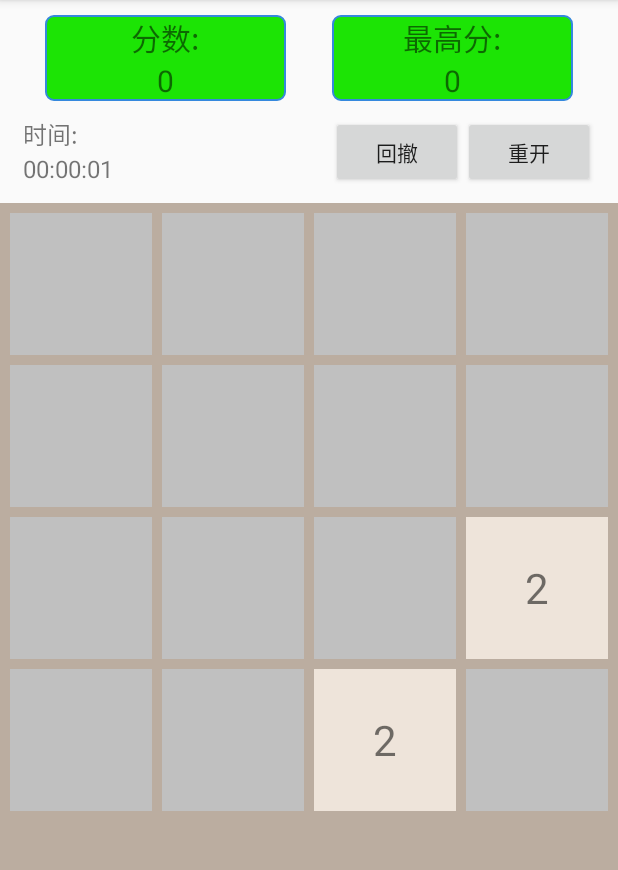
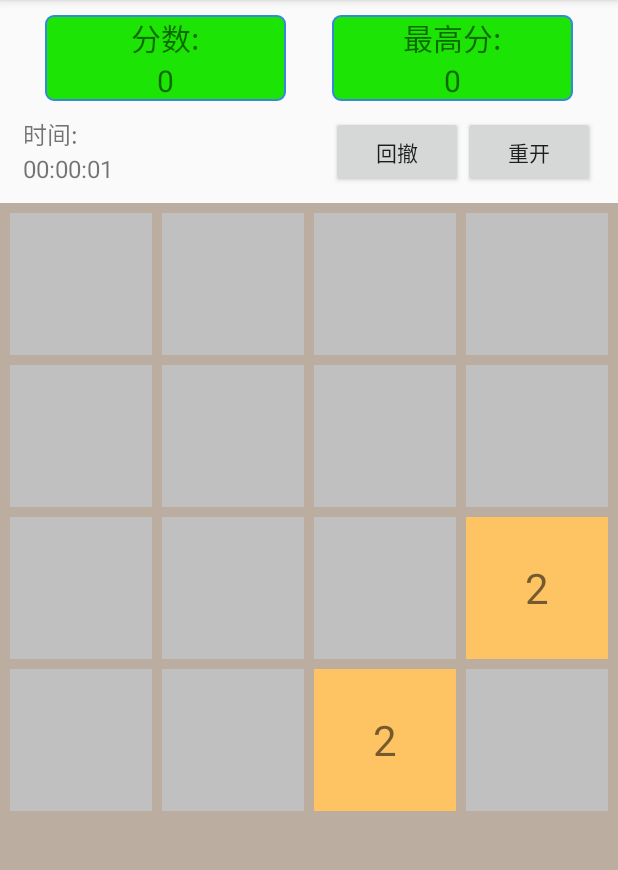
Before and after one commit to qiuzhiqian/Pure2048, an Android app: the screen it shows after launch (MainActivity), after a tap on "普通模式", on a phone screen of 412 x 824 dp, the part 84-954 px from its top. Run offline under Robolectric (Android 15) with nearby library versions, the phone set to English and light mode, and no system bars; network calls fail.

Commit message:
全面主题支持

```diff
--- a/app/src/main/java/com/mycode/xml/pure2048/Card.java
+++ b/app/src/main/java/com/mycode/xml/pure2048/Card.java
@@ -1,6 +1,10 @@
 package com.mycode.xml.pure2048;
 
 import android.content.Context;
+import android.graphics.Color;
+import android.graphics.drawable.BitmapDrawable;
+import android.os.Build;
+import android.util.Log;
 import android.view.Gravity;
 import android.view.View;
 import android.widget.FrameLayout;
@@ -45,25 +49,82 @@ public class Card extends FrameLayout {
 
         this.num=num;
 
-        if(showMask==0 || showMask==2)
+        switch(showMask)
         {
+            case 0:     //数字
                 if(num==0)
                     label.setText("");
                 else
                     label.setText(num+"");
+
+                label.setBackgroundColor(Color.parseColor("#"+Config.NumTable[0]));
+                break;
+            case 1:     //颜色
+                label.setText("");
+                setCardColor();
+                break;
+            case 2:     //数字+颜色
+                Log.d("MyCard","set Color and Num");
+                if(num==0)
+                    label.setText("");
+                else
+                    label.setText(num+"");
+
+                setCardColor();
+                break;
+            case 3:     //图片主题
+                if(num==0)
+                {
+                    setCardBitmap(0);
+                }
+                else if(num<=2097152)
+                {
+                    int cnt=getIndex(num);
+                    setCardBitmap(cnt);
                 }
                 else
                 {
-            label.setText("");
+                    setCardBitmap(Config.bmlist.size()-1);
+                }
+                break;
+            default:
+                break;
         }
 
-        if(showMask==1 || showMask==2)
+    }
+
+    private void setCardColor()
     {
+        //int colorval=Color.parseColor(Config.NumTable[num]);
+        //Log.d("MyCard","color="+Config.NumTable[num]);
         if(num==0)
         {
-                label.setBackgroundColor(Config.ColorTable[0]);
+            label.setBackgroundColor(Color.parseColor("#"+Config.NumTable[0]));
         }
-            else if(num<=2048)
+        else if(num<=2097152)
+        {
+            int cnt=getIndex(num);
+            Log.d("MyCard","cnt="+cnt);
+            label.setBackgroundColor(Color.parseColor("#"+Config.NumTable[cnt]));
+        }
+        else
+        {
+            label.setBackgroundColor(Color.parseColor("#"+Config.NumTable[Config.NumTable.length-1]));
+        }
+    }
+
+    private void setCardBitmap(int index)
+    {
+        if (Build.VERSION.SDK_INT >= Build.VERSION_CODES.JELLY_BEAN) {
+            label.setBackground(new BitmapDrawable(Config.bmlist.get(index)));
+        }
+        else
+        {
+            label.setBackgroundDrawable(new BitmapDrawable(Config.bmlist.get(index)));
+        }
+    }
+
+    private int getIndex(int num)
     {
         int cnt=0;
         while(true)
@@ -74,19 +135,7 @@ public class Card extends FrameLayout {
             else
                 break;
         }
-                label.setBackgroundColor(Config.ColorTable[cnt]);
-            }
-            else
-            {
-                label.setBackgroundColor(Config.ColorTable[Config.ColorTable.length-1]);
-            }
-        }
-        else
-        {
-            label.setBackgroundColor(Config.ColorTable[0]);
-        }
-
-
+        return cnt;
     }
 
     public boolean equals(Card c)
--- a/app/src/main/java/com/mycode/xml/pure2048/Config.java
+++ b/app/src/main/java/com/mycode/xml/pure2048/Config.java
@@ -1,48 +1,65 @@
 package com.mycode.xml.pure2048;
+
+import android.graphics.Bitmap;
+import android.graphics.BitmapFactory;
+
+import java.io.FileInputStream;
+import java.io.FileNotFoundException;
+import java.util.ArrayList;
+import java.util.List;
 
 /**
  * Created by xia_m on 2017/11/5/0005.
  */
 
 public class Config {
+
     public static int Cnt=4;
-    public static int ColorTable[]={
-            0xffc0c0c0,     //0 60, 63, 65
-            0xffeee4da,     //2
-            0xffff66a3,     //4
-            0xfff2b179,     //8
-            0xfff59563,     //16
-            0xff66b2ff,     //32
-            0xfff65e3b,     //64
-            0xffedcf72,     //128
-            0xff33cc33,     //256
-            0xff40ff00,     //512
-            0xffff00ff,     //1024
-            0xffd926d9,     //2048
-            0xff737373,     //其他
+    public static String NumTable[]={
+            "ffc0c0c0",     //0 60, 63, 65
+            "fffec463",     //2
+            "fff36b49",     //4
+            "ffdff711",     //8
+            "ff8af90f",     //16
+            "ff04cc36",     //32
+            "ff28f2c0",     //64
+            "ff4daef7",     //128
+            "ff0d48f2",     //256
+            "ff6c82f9",     //512
+            "ff8135f2",     //1024
+            "ffe825ed",     //2048
+            "ffed1455",     //4096
+            "ffbe872c",     //8192
+            "ff659326",     //16384
+            "ff1d6928",     //32768
+            "ff249295",     //65536
+            "ff226097",     //131072
+            "ff3f3cb7",     //262144
+            "ff5f318c",     //524288
+            "ff732b4b",     //1048676
+            "ffc56775",     //2097152
+            "ff9bde7a",     //other
     };
+
+    public static void initBpList(String url)
+    {
+        int cnt=NumTable.length;
+        Bitmap tempbp=null;
+        bmlist.clear();
+        for(int i=0;i<cnt;i++)
+        {
+            tempbp=getLocalBitmap(url+"/"+NumTable[i]);
+            bmlist.add(tempbp);
+        }
+    }
+
+    public static List<Bitmap> bmlist=new ArrayList<Bitmap>();
     public static int show_style=2;
     public static int game_mode=0;
     public static int game_music=1;
     public static int configVer[]={1,0,0};
 
-    public static String game_theme="themeConfig";
-
-    public static String PicTable[]={
-            "pic_0",
-            "pic_2",
-            "pic_4",
-            "pic_8",
-            "pic_16",
-            "pic_32",
-            "pic_64",
-            "pic_128",
-            "pic_256",
-            "pic_512",
-            "pic_1024",
-            "pic_2048",
-            "pic_other",
-    };
+    public static String game_theme="num_color";
 
     public static String toColorStr(int val)
     {
@@ -58,4 +75,15 @@ public class Config {
         return colorStr;
     }
 
+    public static Bitmap getLocalBitmap(String url)
+    {
+        try {
+            FileInputStream fis = new FileInputStream(url);
+            return BitmapFactory.decodeStream(fis);
+        } catch (FileNotFoundException e) {
+            e.printStackTrace();
+            return null;
+        }
+    }
+
 }
--- a/app/src/main/java/com/mycode/xml/pure2048/GameView.java
+++ b/app/src/main/java/com/mycode/xml/pure2048/GameView.java
@@ -44,8 +44,10 @@ public class GameView extends LinearLayout {
         {
             for(int x=0;x<Config.Cnt;x++)
             {
+                Log.d("MyCard","("+y+","+x+")="+cardnum.cardmap[y][x]);
+                Log.d("MyCard","Style="+Config.show_style);
                 cardsMap[y][x].setNum(cardnum.cardmap[y][x],Config.show_style);
-                Log.d("MyCard","("+y+","+x+")="+cardnum.cardmap[y][x]);
+
             }
         }
     }
@@ -204,10 +206,10 @@ public class GameView extends LinearLayout {
             }
         }
         cardnum.scole=0;
-
+        Log.d("MyScole","st4");
         cardStack.add(cardnum);
         initCardsMap(cardnum);
-        Log.d("MyScole","st3");
+        Log.d("MyScole","st6");
 
         addRandNum();
         addRandNum();
--- a/app/src/main/java/com/mycode/xml/pure2048/StartActivity.java
+++ b/app/src/main/java/com/mycode/xml/pure2048/StartActivity.java
@@ -86,15 +86,18 @@ public class StartActivity extends AppCompatActivity {
         flag=initDefConfig(appconfigpath);
         if(flag==false)
         {
+            Log.d("MyConfig","Use def config");
             saveConfig(appconfigpath);
         }
 
+        Log.d("MyConfig","Theme="+Config.game_theme);
         flag=initDefTheme(Config.game_theme);
+
         if(flag==false)
         {
+            Log.d("MyConfig","Use def theme");
             saveTheme(Config.game_theme);
         }
-
     }
 
     private boolean initDefConfig(String confstr)
@@ -125,7 +128,7 @@ public class StartActivity extends AppCompatActivity {
 
             Config.game_mode = Integer.parseInt(properties.getProperty("game_mode","1"),10);
             Config.game_music = Integer.parseInt(properties.getProperty("game_music","1"),10);
-            Config.game_theme = properties.getProperty("game_music","num_color");
+            Config.game_theme = properties.getProperty("game_theme","num_color");
         }
         return true;
     }
@@ -135,7 +138,7 @@ public class StartActivity extends AppCompatActivity {
         Properties properties = new Properties();
         String extPath=getApplicationContext().getExternalFilesDir(themestr).getAbsolutePath();
         String filespath=extPath+"/"+themestr;
-        Log.d("MyLog","Path="+filespath);
+        Log.d("MyConfig","Path="+filespath);
         File file = new File(filespath);
         if(!file.exists()) {
             return false;
@@ -155,46 +158,64 @@ public class StartActivity extends AppCompatActivity {
                 e.printStackTrace();
                 return false;
             }
-            int color_index=0;
+            int num_index=0;
             Config.show_style = Integer.parseInt(properties.getProperty("show_style","2"),10);
             switch(Config.show_style)
             {
                 case 1:     //数字
                     break;
                 case 3:     //图片
-                {
-                    color_index=0;
-                    Config.PicTable[color_index++] = properties.getProperty("pic_0","pic_0");
-                    Config.PicTable[color_index++] = properties.getProperty("pic_2","pic_2");
-                    Config.PicTable[color_index++] = properties.getProperty("pic_4","pic_4");
-                    Config.PicTable[color_index++] = properties.getProperty("pic_8","pic_8");
-                    Config.PicTable[color_index++] = properties.getProperty("pic_16","pic_16");
-                    Config.PicTable[color_index++] = properties.getProperty("pic_32","pic_32");
-                    Config.PicTable[color_index++] = properties.getProperty("pic_64","pic_64");
-                    Config.PicTable[color_index++] = properties.getProperty("pic_128","pic_128");
-                    Config.PicTable[color_index++] = properties.getProperty("pic_256","pic_256");
-                    Config.PicTable[color_index++] = properties.getProperty("pic_512","pic_512");
-                    Config.PicTable[color_index++] = properties.getProperty("pic_1024","pic_1024");
-                    Config.PicTable[color_index++] = properties.getProperty("pic_2048","pic_2048");
-                    Config.PicTable[color_index++] = properties.getProperty("pic_other","pic_other");
-                }
-                    break;
                 default:    //数字+颜色
                 {
-                    color_index=0;
-                    Config.ColorTable[color_index++] = Color.parseColor("#"+properties.getProperty("color_0","ffc0c0c0"));
-                    Config.ColorTable[color_index++] = Color.parseColor("#"+properties.getProperty("color_2","ffeee4da"));
-                    Config.ColorTable[color_index++] = Color.parseColor("#"+properties.getProperty("color_4","ffff66a3"));
-                    Config.ColorTable[color_index++] = Color.parseColor("#"+properties.getProperty("color_8","fff2b179"));
-                    Config.ColorTable[color_index++] = Color.parseColor("#"+properties.getProperty("color_16","fff59563"));
-                    Config.ColorTable[color_index++] = Color.parseColor("#"+properties.getProperty("color_32","ff66b2ff"));
-                    Config.ColorTable[color_index++] = Color.parseColor("#"+properties.getProperty("color_64","fff65e3b"));
-                    Config.ColorTable[color_index++] = Color.parseColor("#"+properties.getProperty("color_128","ffedcf72"));
-                    Config.ColorTable[color_index++] = Color.parseColor("#"+properties.getProperty("color_256","ff33cc33"));
-                    Config.ColorTable[color_index++] = Color.parseColor("#"+properties.getProperty("color_512","ff40ff00"));
-                    Config.ColorTable[color_index++] = Color.parseColor("#"+properties.getProperty("color_1024","ffff00ff"));
-                    Config.ColorTable[color_index++] = Color.parseColor("#"+properties.getProperty("color_2048","ffd926d9"));
-                    Config.ColorTable[color_index++] = Color.parseColor("#"+properties.getProperty("color_other","ff737373"));
+                    num_index=0;
+                    Config.NumTable[num_index] = properties.getProperty("show_0",Config.NumTable[num_index]);
+                    num_index++;
+                    Config.NumTable[num_index] = properties.getProperty("show_2",Config.NumTable[num_index]);
+                    num_index++;
+                    Config.NumTable[num_index] = properties.getProperty("show_4",Config.NumTable[num_index]);
+                    num_index++;
+                    Config.NumTable[num_index] = properties.getProperty("show_8",Config.NumTable[num_index]);
+                    num_index++;
+                    Config.NumTable[num_index] = properties.getProperty("show_16",Config.NumTable[num_index]);
+                    num_index++;
+                    Config.NumTable[num_index] = properties.getProperty("show_32",Config.NumTable[num_index]);
+                    num_index++;
+                    Config.NumTable[num_index] = properties.getProperty("show_64",Config.NumTable[num_index]);
+                    num_index++;
+                    Config.NumTable[num_index] = properties.getProperty("show_128",Config.NumTable[num_index]);
+                    num_index++;
+                    Config.NumTable[num_index] = properties.getProperty("show_256",Config.NumTable[num_index]);
+                    num_index++;
+                    Config.NumTable[num_index] = properties.getProperty("show_512",Config.NumTable[num_index]);
+                    num_index++;
+                    Config.NumTable[num_index] = properties.getProperty("show_1024",Config.NumTable[num_index]);
+                    num_index++;
+                    Config.NumTable[num_index] = properties.getProperty("show_2048",Config.NumTable[num_index]);
+                    num_index++;
+                    Config.NumTable[num_index] = properties.getProperty("show_4096",Config.NumTable[num_index]);
+                    num_index++;
+                    Config.NumTable[num_index] = properties.getProperty("show_8192",Config.NumTable[num_index]);
+                    num_index++;
+                    Config.NumTable[num_index] = properties.getProperty("show_16384",Config.NumTable[num_index]);
+                    num_index++;
+                    Config.NumTable[num_index] = properties.getProperty("show_32768",Config.NumTable[num_index]);
+                    num_index++;
+                    Config.NumTable[num_index] = properties.getProperty("show_65536",Config.NumTable[num_index]);
+                    num_index++;
+                    Config.NumTable[num_index] = properties.getProperty("show_131072",Config.NumTable[num_index]);
+                    num_index++;
+                    Config.NumTable[num_index] = properties.getProperty("show_262144",Config.NumTable[num_index]);
+                    num_index++;
+                    Config.NumTable[num_index] = properties.getProperty("show_524288",Config.NumTable[num_index]);
+                    num_index++;
+                    Config.NumTable[num_index] = properties.getProperty("show_1048676",Config.NumTable[num_index]);
+                    num_index++;
+                    Config.NumTable[num_index] = properties.getProperty("show_2097152",Config.NumTable[num_index]);
+                    num_index++;
+                    Config.NumTable[num_index] = properties.getProperty("show_other",Config.NumTable[num_index]);
+                    num_index++;
+
+                    Config.initBpList(extPath);
                 }
                     break;
 
@@ -221,6 +242,7 @@ public class StartActivity extends AppCompatActivity {
             properties.store(fos, null);
         } catch (IOException e) {
             e.printStackTrace();
+            Log.d("MyConfig","saveConfig Excep");
         }
     }
 
@@ -237,38 +259,32 @@ public class StartActivity extends AppCompatActivity {
 
             properties.setProperty("show_style",String.valueOf(Config.show_style));
 
-            int color_index=0;
+            int num_index=0;
 
-            properties.setProperty("color_0",Config.toColorStr(Config.ColorTable[color_index++]));
-            properties.setProperty("color_2",Integer.toHexString(Config.ColorTable[color_index++]));
-            properties.setProperty("color_4",Integer.toHexString(Config.ColorTable[color_index++]));
-            properties.setProperty("color_8",Integer.toHexString(Config.ColorTable[color_index++]));
-            properties.setProperty("color_16",Integer.toHexString(Config.ColorTable[color_index++]));
-            properties.setProperty("color_32",Integer.toHexString(Config.ColorTable[color_index++]));
-            properties.setProperty("color_64",Integer.toHexString(Config.ColorTable[color_index++]));
-            properties.setProperty("color_128",Integer.toHexString(Config.ColorTable[color_index++]));
-            properties.setProperty("color_256",Integer.toHexString(Config.ColorTable[color_index++]));
-            properties.setProperty("color_512",Integer.toHexString(Config.ColorTable[color_index++]));
-            properties.setProperty("color_1024",Integer.toHexString(Config.ColorTable[color_index++]));
-            properties.setProperty("color_2048",Integer.toHexString(Config.ColorTable[color_index++]));
-            properties.setProperty("color_other",Integer.toHexString(Config.ColorTable[color_index++]));
-
-            //color_index=0;
-            //properties.setProperty("pic_0",Config.PicTable[color_index++]);
-            //properties.setProperty("pic_2",Config.PicTable[color_index++]);
-            //properties.setProperty("pic_4",Config.PicTable[color_index++]);
-            //properties.setProperty("pic_8",Config.PicTable[color_index++]);
-            //properties.setProperty("pic_16",Config.PicTable[color_index++]);
-            //properties.setProperty("pic_32",Config.PicTable[color_index++]);
-            //properties.setProperty("pic_64",Config.PicTable[color_index++]);
-            //properties.setProperty("pic_128",Config.PicTable[color_index++]);
-            //properties.setProperty("pic_256",Config.PicTable[color_index++]);
-            //properties.setProperty("pic_512",Config.PicTable[color_index++]);
-            //properties.setProperty("pic_1024",Config.PicTable[color_index++]);
-            //properties.setProperty("pic_2048",Config.PicTable[color_index++]);
-            //properties.setProperty("pic_other",Config.PicTable[color_index++]);
+            properties.setProperty("show_0",Config.NumTable[num_index++]);
+            properties.setProperty("show_2",Config.NumTable[num_index++]);
+            properties.setProperty("show_4",Config.NumTable[num_index++]);
+            properties.setProperty("show_8",Config.NumTable[num_index++]);
+            properties.setProperty("show_16",Config.NumTable[num_index++]);
+            properties.setProperty("show_32",Config.NumTable[num_index++]);
+            properties.setProperty("show_64",Config.NumTable[num_index++]);
+            properties.setProperty("show_128",Config.NumTable[num_index++]);
+            properties.setProperty("show_256",Config.NumTable[num_index++]);
+            properties.setProperty("show_512",Config.NumTable[num_index++]);
+            properties.setProperty("show_1024",Config.NumTable[num_index++]);
+            properties.setProperty("show_2048",Config.NumTable[num_index++]);
+            properties.setProperty("show_4096",Config.NumTable[num_index++]);
+            properties.setProperty("show_8192",Config.NumTable[num_index++]);
+            properties.setProperty("show_16384",Config.NumTable[num_index++]);
+            properties.setProperty("show_32768",Config.NumTable[num_index++]);
+            properties.setProperty("show_65536",Config.NumTable[num_index++]);
+            properties.setProperty("show_131072",Config.NumTable[num_index++]);
+            properties.setProperty("show_262144",Config.NumTable[num_index++]);
+            properties.setProperty("show_524288",Config.NumTable[num_index++]);
+            properties.setProperty("show_1048676",Config.NumTable[num_index++]);
+            properties.setProperty("show_2097152",Config.NumTable[num_index++]);
+            properties.setProperty("show_other",Config.NumTable[num_index++]);
             properties.store(fos, null);
-
 
         } catch (IOException e) {
             e.printStackTrace();
```
Also changed, not shown: app/src/main/res/layout/activity_start.xml (+15 -0 lines). Lines whose indentation alone changed are shown as unchanged.
